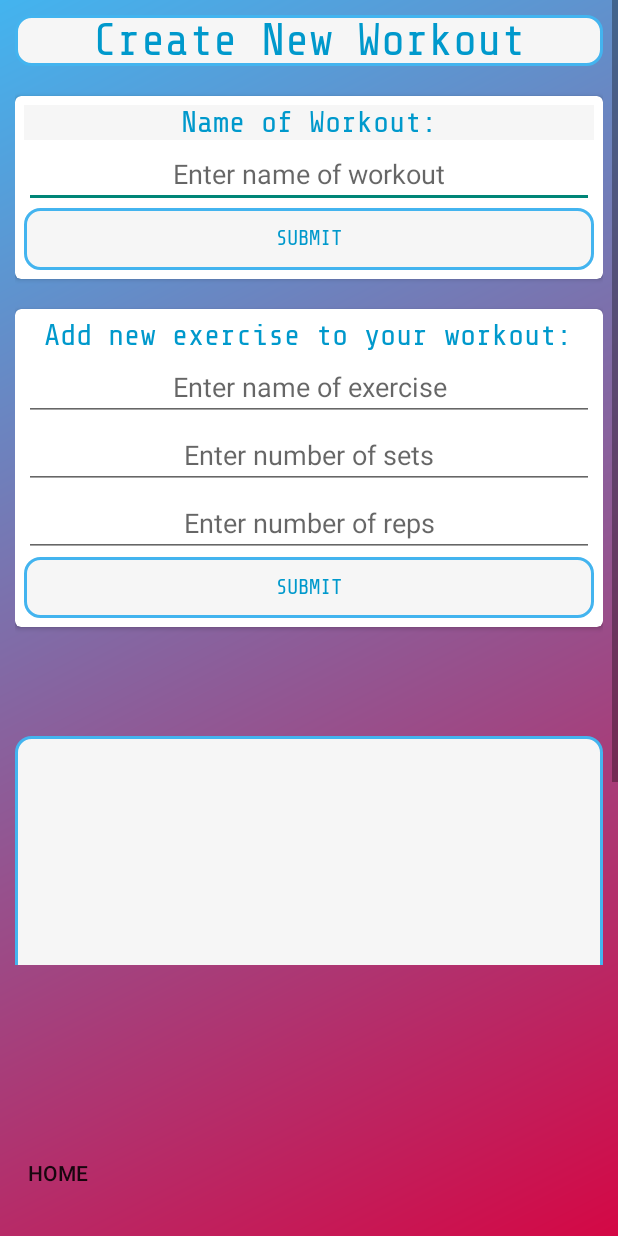
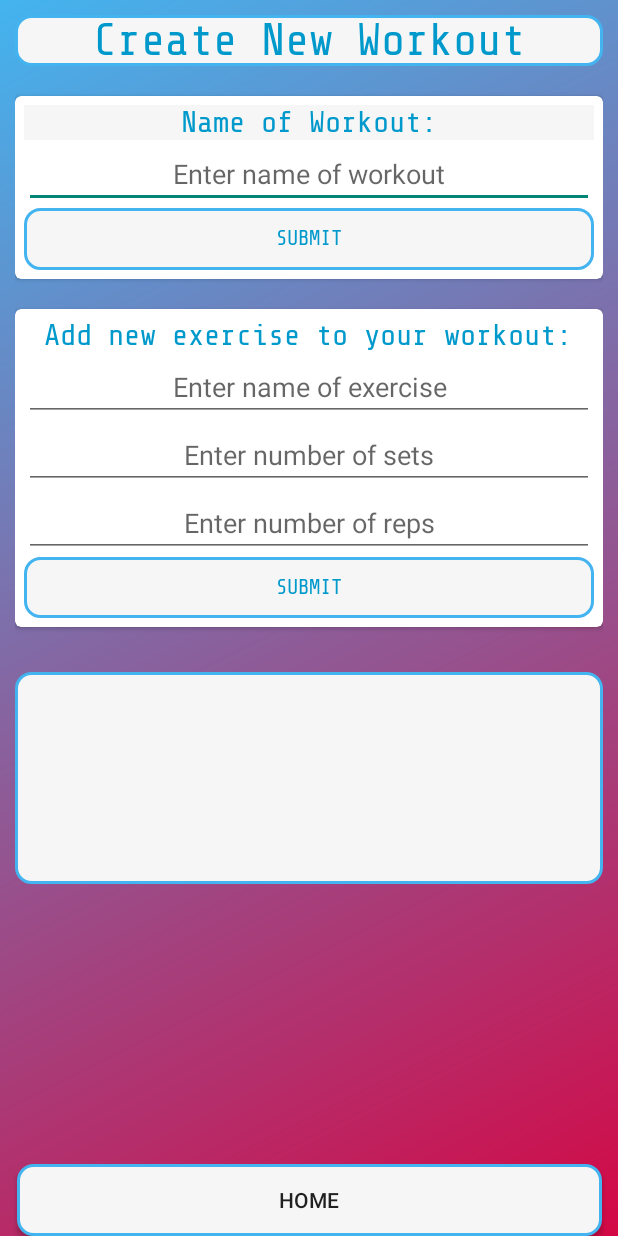
Before and after one commit to dylankirkland/CMSC-355-WorkOutApp, an Android app: the CreateWorkoutActivity screen opened directly, with no data from a screen before it, on a phone screen of 412 x 824 dp. Run offline under Robolectric (Android 15) with nearby library versions, the phone set to English and light mode, and no system bars; Roboto replaces fonts that are not available here.

Commit message:
home button design consistency (rounded_edges), matched home button width with create workout edges

```diff
--- a/CMSC355_Project/app/src/main/res/layout/activity_create_workout.xml
+++ b/CMSC355_Project/app/src/main/res/layout/activity_create_workout.xml
@@ -9,11 +9,12 @@
 
     <Button
         android:id="@+id/buttonHome"
-        android:layout_width="77dp"
-        android:layout_height="84dp"
-        android:background="@drawable/homescreen"
+        android:layout_width="390dp"
+        android:layout_height="0dp"
+        android:background="@drawable/rounded_edges"
         android:text="@string/Home"
         app:layout_constraintBottom_toBottomOf="parent"
+        app:layout_constraintEnd_toEndOf="parent"
         app:layout_constraintStart_toStartOf="parent" />
 
     <ScrollView
@@ -186,6 +187,14 @@
 
             </androidx.cardview.widget.CardView>
 
+            <ListView
+                android:id="@+id/workList"
+                android:layout_width="match_parent"
+                android:layout_height="141dp"
+                android:layout_gravity="center"
+                android:background="@drawable/rounded_edges"
+                android:nestedScrollingEnabled="true" />
+
             <TextView
                 android:id="@+id/workout_name"
                 android:layout_width="wrap_content"
@@ -197,14 +206,6 @@
                 android:fontFamily="@font/share_tech_mono"
                 android:textSize="20sp" />
 
-            <ListView
-                android:id="@+id/workList"
-                android:layout_width="match_parent"
-                android:layout_height="293dp"
-                android:layout_gravity="center"
-                android:background="@drawable/rounded_edges"
-                android:nestedScrollingEnabled="true" />
-
         </LinearLayout>
 
     </ScrollView>
--- a/CMSC355_Project/app/src/main/res/values/strings.xml
+++ b/CMSC355_Project/app/src/main/res/values/strings.xml
@@ -3,6 +3,7 @@
     <string name="imageHome_description">Content Description</string>
     <string name="next">next</string>
     <string name="welcome_to_n_SimplyLift">Welcome to \n SimplyLift</string>
+    <string name="SimplyLift">SimplyLift</string>
     <string name="second_activity_page">SimplyLift</string>
     <string name="add_workout">add workout</string>
     <string name="Settings">Settings</string>
```
Also changed, not shown: CMSC355_Project/app/src/main/res/layout/activity_main2.xml (+4 -3 lines), 1 other file.
